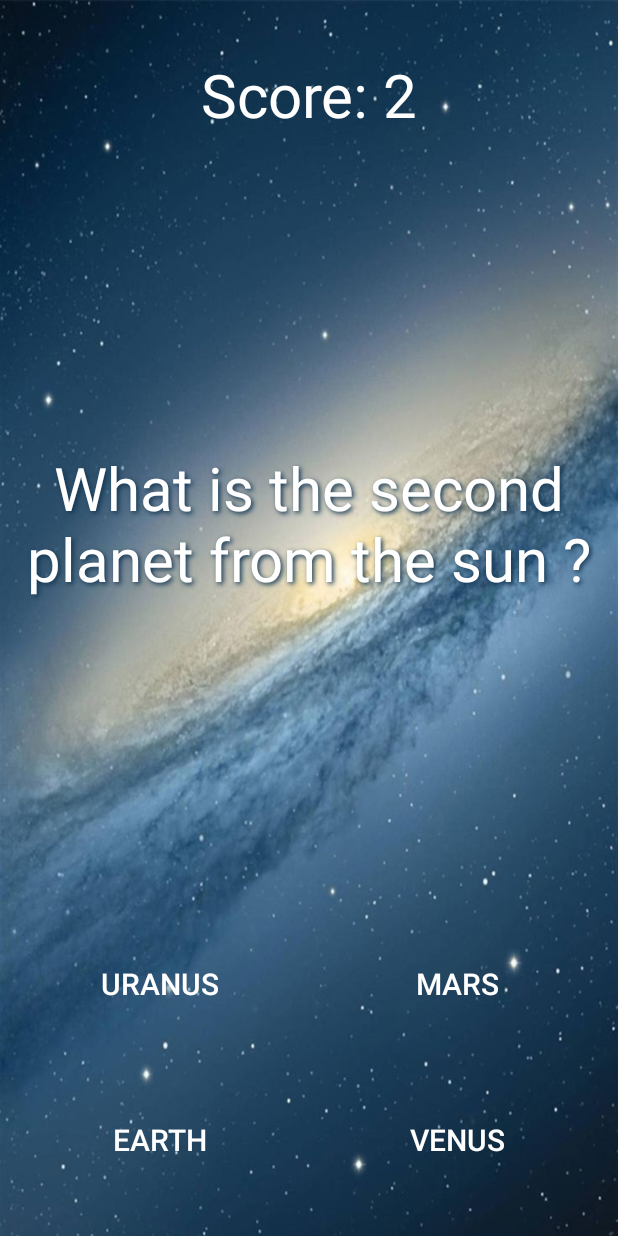
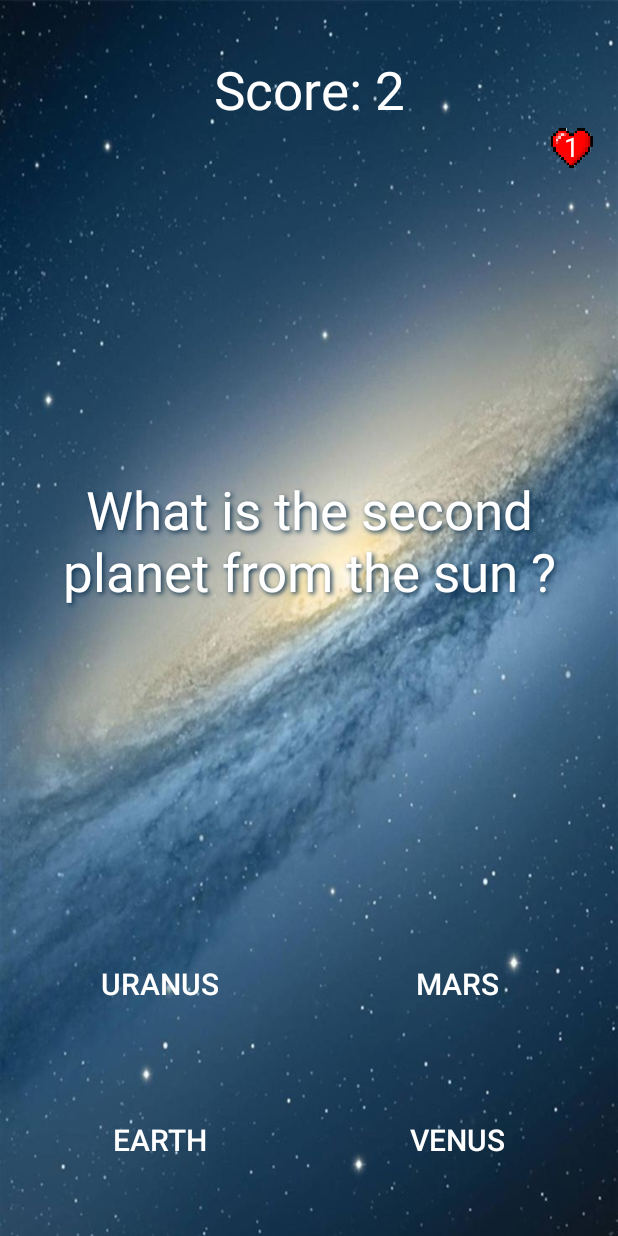
Before and after one commit to Tigran20/Udacity-Works, an Android app: the Questions screen opened directly, with no data from a screen before it, after a tap on "MARS", on a phone screen of 412 x 824 dp. Run offline under Robolectric (Android 15) with nearby library versions, the phone set to English and light mode, and no system bars; 3 other taps on this screen came first.

Commit message:
added hearts

```diff
--- a/MyQuiz/app/src/main/java/com/example/android/myquiz/Questions.java
+++ b/MyQuiz/app/src/main/java/com/example/android/myquiz/Questions.java
@@ -20,6 +20,7 @@ public class Questions extends AppCompatActivity {
 
     private TextView mQuestionView;
     private TextView score;
+    private TextView hp;
 
     private String[] mQuestionsList;
     private String[] mCorrectAnswers;
@@ -52,6 +53,8 @@ public class Questions extends AppCompatActivity {
 
         score = findViewById(R.id.score);
         mQuestionView = findViewById(R.id.question);
+        hp = findViewById(R.id.tv_hp);
+        hp.setText("3");
 
         answer1 = findViewById(R.id.answer_1);
         answer2 = findViewById(R.id.answer_2);
@@ -80,9 +83,7 @@ public class Questions extends AppCompatActivity {
             } else if (!button.getText().toString().equals(mAnswer)) {
                 updateQuestion();
                 mUncorrectAnswer++;
-                if (mUncorrectAnswer == 3) {
-                    gameOver();
-                }
+                hpChange();
             }
         }
     }
@@ -160,4 +161,20 @@ public class Questions extends AppCompatActivity {
                     }
                 }).create().show();
     }
+
+    public void hpChange() {
+        if(mUncorrectAnswer == 0) {
+            hp.setText("3");
+        }
+        else if(mUncorrectAnswer == 1){
+            hp.setText("2");
+        }
+        else if(mUncorrectAnswer == 2){
+            hp.setText("1");
+        }
+        else if(mUncorrectAnswer == 3){
+            hp.setText("0");
+            gameOver();
+        }
+    }
 }
--- a/MyQuiz/app/src/main/res/layout/activity_main.xml
+++ b/MyQuiz/app/src/main/res/layout/activity_main.xml
@@ -25,13 +25,14 @@
         android:layout_height="56dp"
         android:layout_gravity="center_horizontal"
         android:layout_marginBottom="@dimen/marginBottom"
-        android:inputType="text"
+        android:inputType="textCapWords"
         android:maxLength="20"
         android:paddingBottom="16dp"
         android:selectAllOnFocus="false"
         android:textAlignment="center"
         android:textColor="@color/accent"
-        tools:ignore="LabelFor" />
+        tools:ignore="LabelFor"
+        />
 
     <Button
         android:layout_width="wrap_content"
--- a/MyQuiz/app/src/main/res/layout/questions.xml
+++ b/MyQuiz/app/src/main/res/layout/questions.xml
@@ -16,7 +16,32 @@
         android:text="@string/score_0"
         android:textAlignment="center"
         android:textColor="@color/white_color"
-        android:textSize="@dimen/textSize" />
+        android:textSize="@dimen/textSize"
+        />
+
+    <FrameLayout
+        android:layout_width="match_parent"
+        android:layout_height="wrap_content">
+
+        <ImageView
+            android:id="@+id/life"
+            android:layout_width="30dp"
+            android:layout_height="30dp"
+            android:layout_gravity="right"
+            android:src="@drawable/heart" />
+
+        <TextView
+            android:id="@+id/tv_hp"
+            android:layout_width="wrap_content"
+            android:layout_height="wrap_content"
+            android:layout_gravity="right"
+            android:textColor="@color/white_color"
+            android:textSize="18sp"
+            android:layout_marginRight="10dp"
+            android:layout_marginTop="2dp"/>
+
+    </FrameLayout>
+
 
     <TextView
         android:id="@+id/question"
--- a/MyQuiz/app/src/main/res/values/dimens.xml
+++ b/MyQuiz/app/src/main/res/values/dimens.xml
@@ -9,7 +9,7 @@
 
     <dimen name="paddingTop">110dp</dimen>
 
-    <dimen name="textSize">40sp</dimen>
+    <dimen name="textSize">35sp</dimen>
     <dimen name="textSizeSmall">20sp</dimen>
     <dimen name="heightLarge">200dp</dimen>
     <dimen name="heightZero">0dp</dimen>
```
Also changed, not shown: MyQuiz/app/src/main/res/drawable/heart.png (added).
